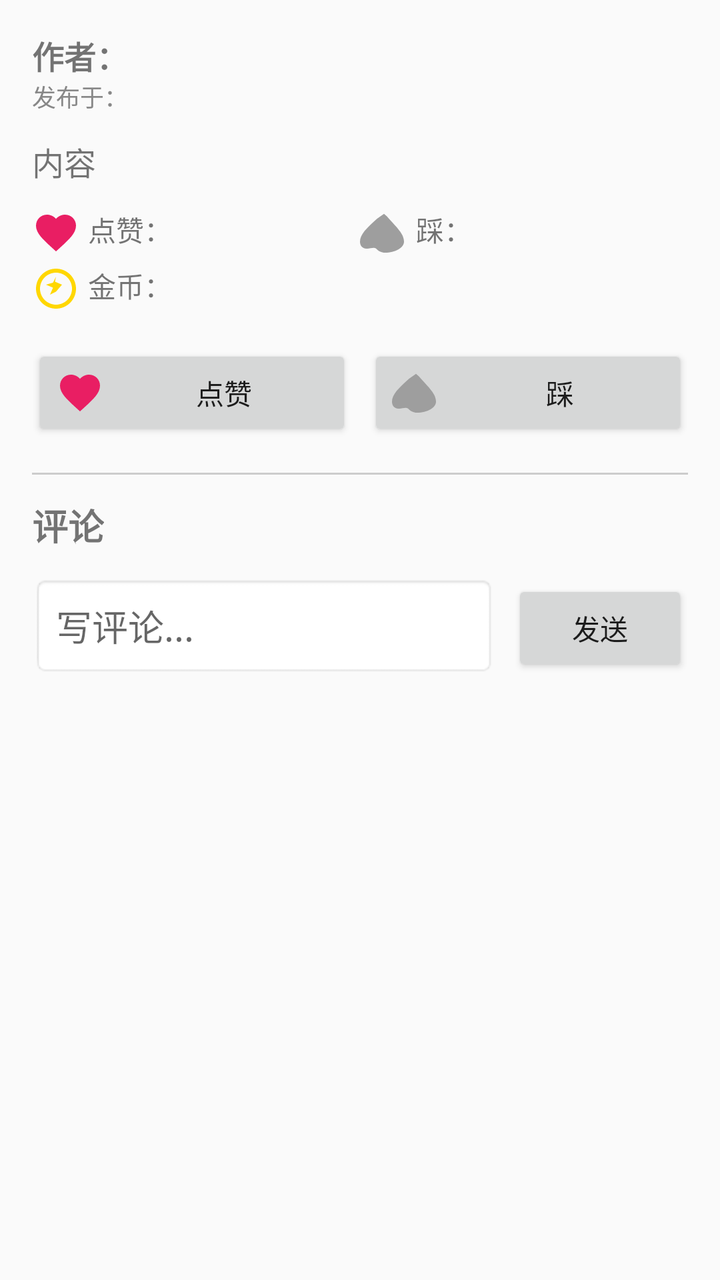
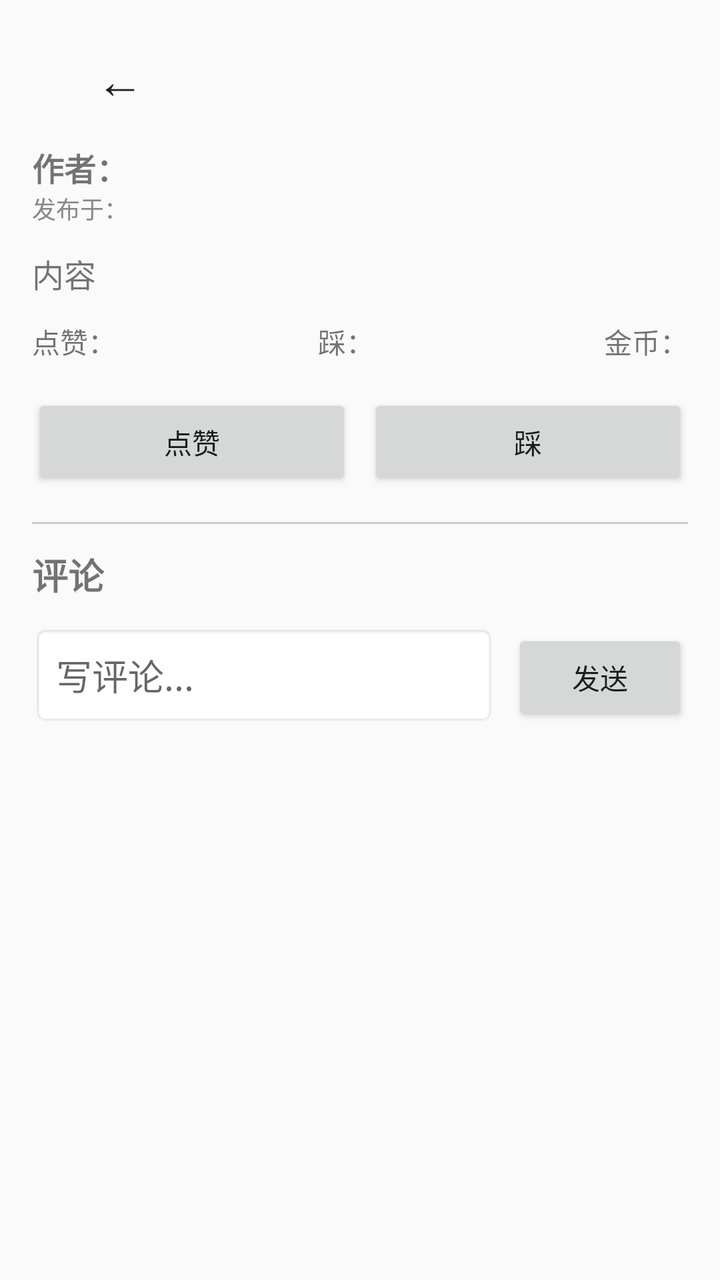

The first picture is an Android layout as it rendered before a commit; the second is the same layout after the commit. The layout source and the unified diff follow.
<!-- AndroidManifest.xml: application theme Theme.DShare -->
<!-- res/layout/activity_post_detail.xml -->
<?xml version="1.0" encoding="utf-8"?>
<ScrollView xmlns:android="http://schemas.android.com/apk/res/android"
    android:layout_width="match_parent"
    android:layout_height="match_parent">
    <LinearLayout
        android:layout_width="match_parent"
        android:layout_height="wrap_content"
        android:orientation="vertical"
        android:padding="16dp">
        <TextView
            android:id="@+id/tv_author"
            android:layout_width="match_parent"
            android:layout_height="wrap_content"
            android:text="@string/author_prefix"
            android:textStyle="bold"
            android:textSize="16sp" />
        <TextView
            android:id="@+id/tv_timestamp"
            android:layout_width="match_parent"
            android:layout_height="wrap_content"
            android:text="@string/posted_prefix"
            android:textSize="12sp"
            android:textColor="#888" />
        <TextView
            android:id="@+id/tv_content_detail"
            android:layout_width="match_parent"
            android:layout_height="wrap_content"
            android:text="@string/content"
            android:textSize="16sp"
            android:layout_marginTop="12dp" />
        <LinearLayout
            android:layout_width="match_parent"
            android:layout_height="wrap_content"
            android:orientation="horizontal"
            android:layout_marginTop="12dp">
            <TextView
                android:id="@+id/tv_likes"
                android:layout_width="0dp"
                android:layout_height="wrap_content"
                android:layout_weight="1"
                android:text="@string/likes_prefix"
                android:textSize="14sp"
                android:drawableStart="@drawable/ic_like"
                android:drawablePadding="4dp" />
            <TextView
                android:id="@+id/tv_dislikes"
                android:layout_width="0dp"
                android:layout_height="wrap_content"
                android:layout_weight="1"
                android:text="@string/dislikes_prefix"
                android:textSize="14sp"
                android:drawableStart="@drawable/ic_dislike"
                android:drawablePadding="4dp" />
        </LinearLayout>
        <TextView
            android:id="@+id/tv_gold_reward"
            android:layout_width="wrap_content"
            android:layout_height="wrap_content"
            android:text="@string/gold_reward_prefix"
            android:layout_marginTop="4dp"
            android:drawableStart="@drawable/ic_gold"
            android:drawablePadding="4dp" />
        <androidx.recyclerview.widget.RecyclerView
            android:id="@+id/rv_media_detail"
            android:layout_width="match_parent"
            android:layout_height="wrap_content"
            android:layout_marginTop="12dp"
            android:visibility="gone" />
        <LinearLayout
            android:layout_width="match_parent"
            android:layout_height="wrap_content"
            android:orientation="horizontal"
            android:layout_marginTop="16dp">
            <Button
                android:id="@+id/btn_like"
                android:layout_width="0dp"
                android:layout_height="wrap_content"
                android:layout_weight="1"
                android:text="@string/btn_like"
                android:drawableStart="@drawable/ic_like"
                android:drawablePadding="8dp"
                android:layout_marginEnd="8dp" />
            <Button
                android:id="@+id/btn_dislike"
                android:layout_width="0dp"
                android:layout_height="wrap_content"
                android:layout_weight="1"
                android:text="@string/dislike"
                android:drawableStart="@drawable/ic_dislike"
                android:drawablePadding="8dp" />
        </LinearLayout>
        <View
            android:layout_width="match_parent"
            android:layout_height="1dp"
            android:background="#CCC"
            android:layout_marginTop="16dp" />
        <TextView
            android:layout_width="wrap_content"
            android:layout_height="wrap_content"
            android:text="@string/comments"
            android:textStyle="bold"
            android:textSize="18sp"
            android:layout_marginTop="12dp" />
        <androidx.recyclerview.widget.RecyclerView
            android:id="@+id/rv_comments"
            android:layout_width="match_parent"
            android:layout_height="wrap_content"
            android:nestedScrollingEnabled="false" />
        <LinearLayout
            android:layout_width="match_parent"
            android:layout_height="wrap_content"
            android:orientation="horizontal"
            android:layout_marginTop="12dp">
            <EditText
                android:id="@+id/et_comment"
                android:layout_width="0dp"
                android:layout_height="wrap_content"
                android:layout_weight="1"
                android:hint="@string/write_comment_hint"
                android:padding="12dp"
                android:background="@android:drawable/editbox_background" />
            <Button
                android:id="@+id/btn_submit_comment"
                android:layout_width="wrap_content"
                android:layout_height="wrap_content"
                android:text="@string/btn_send"
                android:layout_marginStart="8dp" />
        </LinearLayout>
    </LinearLayout>
</ScrollView>
<!-- resources referenced by this layout -->
<resources>
  <!-- drawable ic_dislike (drawable) -->
  <?xml version="1.0" encoding="utf-8"?>
  <vector xmlns:android="http://schemas.android.com/apk/res/android"
      android:width="24dp"
      android:height="24dp"
      android:viewportWidth="24"
      android:viewportHeight="24">
      <path
          android:fillColor="#9E9E9E"
          android:pathData="M12,2.55l1.45,1.32C18.6,9.64 22,12.72 22,16.5c0,3.08 -4.42,5.5 -9.5,5.5 -1.74,0 -3.41,-0.81 -4.5,-2.09C6.91,19.19 5.24,20 3.5,20 0.42,20 0,17.58 0,16.5c0,-3.78 3.4,-6.86 8.55,-11.54L12,2.55z"/>
  </vector>
  <!-- drawable ic_gold (drawable) -->
  <?xml version="1.0" encoding="utf-8"?>
  <vector xmlns:android="http://schemas.android.com/apk/res/android"
      android:width="24dp"
      android:height="24dp"
      android:viewportWidth="24"
      android:viewportHeight="24">
      <path
          android:fillColor="#FFD700"
          android:pathData="M12,2C6.48,2 2,6.48 2,12s4.48,10 10,10 10,-4.48 10,-10S17.52,2 12,2zM12,20c-4.41,0 -8,-3.59 -8,-8s3.59,-8 8,-8 8,3.59 8,8 -3.59,8 -8,8z"/>
      <path
          android:fillColor="#FFD700"
          android:pathData="M12,6l-1.5,3L7,10l3.5,1.5L9,15l3,-1.5L15,10l-3.5,-1.5z"/>
  </vector>
  <!-- drawable ic_like (drawable) -->
  <?xml version="1.0" encoding="utf-8"?>
  <vector xmlns:android="http://schemas.android.com/apk/res/android"
      android:width="24dp"
      android:height="24dp"
      android:viewportWidth="24"
      android:viewportHeight="24">
      <path
          android:fillColor="#E91E63"
          android:pathData="M12,21.35l-1.45,-1.32C5.4,15.36 2,12.28 2,8.5 2,5.42 4.42,3 7.5,3c1.74,0 3.41,0.81 4.5,2.09C13.09,3.81 14.76,3 16.5,3 19.58,3 22,5.42 22,8.5c0,3.78 -3.4,6.86 -8.55,11.54L12,21.35z"/>
  </vector>
  <string name="author_prefix">作者：</string>
  <string name="btn_like">点赞</string>
  <string name="btn_send">发送</string>
  <string name="comments">评论</string>
  <string name="content">内容</string>
  <string name="dislike">踩</string>
  <string name="dislikes_prefix">踩：</string>
  <string name="gold_reward_prefix">金币：</string>
  <string name="likes_prefix">点赞：</string>
  <string name="posted_prefix">发布于：</string>
  <string name="write_comment_hint">写评论...</string>
  <style name="Theme.DShare" parent="Theme.AppCompat.Light.NoActionBar">
          <item name="colorPrimary">@color/primary</item>
          <item name="colorPrimaryDark">@color/primary_dark</item>
          <item name="colorAccent">@color/accent</item>
      </style>
  <color name="primary">#1565C0</color>
  <color name="primary_dark">#0D47A1</color>
  <color name="accent">#FFD700</color>
</resources>

<!-- the commit's change to res/layout/activity_post_detail.xml (unified diff, before → after) -->
@@ -7,6 +7,57 @@
         android:layout_height="wrap_content"
         android:orientation="vertical"
         android:padding="16dp">
+        <LinearLayout
+            android:layout_width="match_parent"
+            android:layout_height="wrap_content"
+            android:orientation="horizontal"
+            android:gravity="center_vertical"
+            android:layout_marginBottom="8dp">
+            <Button
+                android:id="@+id/btn_back"
+                android:layout_width="wrap_content"
+                android:layout_height="wrap_content"
+                android:text="←"
+                android:paddingStart="16dp"
+                android:paddingEnd="16dp"
+                android:textSize="24sp"
+                android:background="?android:attr/selectableItemBackgroundBorderless"
+                style="?android:attr/borderlessButtonStyle" />
+            <TextView
+                android:layout_width="0dp"
+                android:layout_height="wrap_content"
+                android:layout_weight="1" />
+            <ImageButton
+                android:id="@+id/btn_copy_qq"
+                android:layout_width="36dp"
+                android:layout_height="36dp"
+                android:src="@drawable/ic_qq"
+                android:contentDescription="复制QQ"
+                android:padding="4dp"
+                android:background="?android:attr/selectableItemBackgroundBorderless"
+                android:scaleType="fitCenter"
+                android:visibility="gone" />
+            <ImageButton
+                android:id="@+id/btn_copy_wechat"
+                android:layout_width="36dp"
+                android:layout_height="36dp"
+                android:src="@drawable/ic_wechat"
+                android:contentDescription="复制微信"
+                android:padding="4dp"
+                android:background="?android:attr/selectableItemBackgroundBorderless"
+                android:scaleType="fitCenter"
+                android:visibility="gone" />
+            <ImageButton
+                android:id="@+id/btn_copy_phone"
+                android:layout_width="36dp"
+                android:layout_height="36dp"
+                android:src="@drawable/ic_phone"
+                android:contentDescription="复制电话"
+                android:padding="4dp"
+                android:background="?android:attr/selectableItemBackgroundBorderless"
+                android:scaleType="fitCenter"
+                android:visibility="gone" />
+        </LinearLayout>
         <TextView
             android:id="@+id/tv_author"
             android:layout_width="match_parent"
@@ -39,27 +90,21 @@
                 android:layout_height="wrap_content"
                 android:layout_weight="1"
                 android:text="@string/likes_prefix"
-                android:textSize="14sp"
-                android:drawableStart="@drawable/ic_like"
-                android:drawablePadding="4dp" />
+                android:textSize="14sp" />
             <TextView
                 android:id="@+id/tv_dislikes"
                 android:layout_width="0dp"
                 android:layout_height="wrap_content"
                 android:layout_weight="1"
                 android:text="@string/dislikes_prefix"
-                android:textSize="14sp"
-                android:drawableStart="@drawable/ic_dislike"
-                android:drawablePadding="4dp" />
+                android:textSize="14sp" />
+            <TextView
+                android:id="@+id/tv_gold_reward"
+                android:layout_width="wrap_content"
+                android:layout_height="wrap_content"
+                android:text="@string/gold_reward_prefix"
+                android:textSize="14sp" />
         </LinearLayout>
-        <TextView
-            android:id="@+id/tv_gold_reward"
-            android:layout_width="wrap_content"
-            android:layout_height="wrap_content"
-            android:text="@string/gold_reward_prefix"
-            android:layout_marginTop="4dp"
-            android:drawableStart="@drawable/ic_gold"
-            android:drawablePadding="4dp" />
         <androidx.recyclerview.widget.RecyclerView
             android:id="@+id/rv_media_detail"
             android:layout_width="match_parent"
@@ -77,17 +122,13 @@
                 android:layout_height="wrap_content"
                 android:layout_weight="1"
                 android:text="@string/btn_like"
-                android:drawableStart="@drawable/ic_like"
-                android:drawablePadding="8dp"
                 android:layout_marginEnd="8dp" />
             <Button
                 android:id="@+id/btn_dislike"
                 android:layout_width="0dp"
                 android:layout_height="wrap_content"
                 android:layout_weight="1"
-                android:text="@string/dislike"
-                android:drawableStart="@drawable/ic_dislike"
-                android:drawablePadding="8dp" />
+                android:text="@string/dislike" />
         </LinearLayout>
         <View
             android:layout_width="match_parent"
<!-- resource entries referenced after the edit -->
@@ -1,6 +1,6 @@
 <!-- resources referenced by this layout -->
 <resources>
-  <!-- drawable ic_dislike (drawable) -->
+  <!-- drawable ic_phone (drawable) -->
   <?xml version="1.0" encoding="utf-8"?>
   <vector xmlns:android="http://schemas.android.com/apk/res/android"
       android:width="24dp"
@@ -8,10 +8,10 @@
       android:viewportWidth="24"
       android:viewportHeight="24">
       <path
-          android:fillColor="#9E9E9E"
-          android:pathData="M12,2.55l1.45,1.32C18.6,9.64 22,12.72 22,16.5c0,3.08 -4.42,5.5 -9.5,5.5 -1.74,0 -3.41,-0.81 -4.5,-2.09C6.91,19.19 5.24,20 3.5,20 0.42,20 0,17.58 0,16.5c0,-3.78 3.4,-6.86 8.55,-11.54L12,2.55z"/>
+          android:fillColor="#666666"
+          android:pathData="M6.62,10.79c1.44,2.83 3.76,5.14 6.59,6.59l2.2,-2.2c0.27,-0.27 0.67,-0.36 1.02,-0.24 1.12,0.37 2.33,0.57 3.57,0.57 0.55,0 1,0.45 1,1V20c0,0.55 -0.45,1 -1,1 -9.39,0 -17,-7.61 -17,-17 0,-0.55 0.45,-1 1,-1h3.5c0.55,0 1,0.45 1,1 0,1.25 0.2,2.45 0.57,3.57 0.11,0.35 0.03,0.74 -0.25,1.02l-2.2,2.2z"/>
   </vector>
-  <!-- drawable ic_gold (drawable) -->
+  <!-- drawable ic_qq (drawable) -->
   <?xml version="1.0" encoding="utf-8"?>
   <vector xmlns:android="http://schemas.android.com/apk/res/android"
       android:width="24dp"
@@ -19,13 +19,10 @@
       android:viewportWidth="24"
       android:viewportHeight="24">
       <path
-          android:fillColor="#FFD700"
-          android:pathData="M12,2C6.48,2 2,6.48 2,12s4.48,10 10,10 10,-4.48 10,-10S17.52,2 12,2zM12,20c-4.41,0 -8,-3.59 -8,-8s3.59,-8 8,-8 8,3.59 8,8 -3.59,8 -8,8z"/>
-      <path
-          android:fillColor="#FFD700"
-          android:pathData="M12,6l-1.5,3L7,10l3.5,1.5L9,15l3,-1.5L15,10l-3.5,-1.5z"/>
+          android:fillColor="#12B7F5"
+          android:pathData="M12,2C6.48,2 2,6.48 2,12s4.48,10 10,10 10,-4.48 10,-10S17.52,2 12,2zM12,20c-4.41,0 -8,-3.59 -8,-8s3.59,-8 8,-8 8,3.59 8,8 -3.59,8 -8,8zM15.65,7.76c-0.56,0 -1.03,0.18 -1.45,0.52 -0.26,0.21 -0.45,0.46 -0.57,0.76 -0.1,0.23 -0.14,0.49 -0.14,0.79 0,0.39 0.08,0.74 0.22,1.04 0.18,0.4 0.45,0.73 0.81,0.96 0.36,0.23 0.77,0.34 1.22,0.34 0.53,0 0.97,-0.16 1.3,-0.46 0.21,-0.18 0.38,-0.41 0.49,-0.66 0.1,-0.22 0.16,-0.46 0.16,-0.72 0,-0.42 -0.15,-0.78 -0.44,-1.06 -0.29,-0.29 -0.68,-0.43 -1.14,-0.43 -0.06,0 -0.1,0.02 -0.15,0.02 -0.11,0.01 -0.2,0.02 -0.3,0.02zM10.25,13.41c-0.24,0 -0.46,0.08 -0.65,0.23 -0.19,0.16 -0.34,0.36 -0.43,0.59 -0.07,0.17 -0.11,0.37 -0.11,0.61 0,0.47 0.15,0.87 0.45,1.19 0.3,0.32 0.71,0.48 1.24,0.48 0.52,0 0.93,-0.16 1.24,-0.48 0.3,-0.32 0.45,-0.72 0.45,-1.19 0,-0.24 -0.04,-0.44 -0.11,-0.61 -0.09,-0.23 -0.24,-0.43 -0.43,-0.59 -0.19,-0.15 -0.41,-0.23 -0.65,-0.23 -0.27,0 -0.5,0.09 -0.7,0.26 -0.2,0.17 -0.34,0.4 -0.42,0.67 -0.07,0.23 -0.11,0.46 -0.11,0.7 0,0.51 0.16,0.94 0.48,1.27 0.32,0.33 0.76,0.5 1.31,0.5 0.53,0 0.96,-0.16 1.28,-0.49 0.32,-0.32 0.49,-0.75 0.49,-1.28 0,-0.42 -0.12,-0.76 -0.37,-1.01 -0.26,-0.26 -0.6,-0.39 -1.03,-0.39 -0.47,0 -0.83,0.17 -1.08,0.5 -0.26,0.33 -0.39,0.73 -0.39,1.2 0,0.47 0.13,0.86 0.4,1.16 0.27,0.3 0.64,0.45 1.1,0.45 0.46,0 0.82,-0.15 1.07,-0.45 0.26,-0.3 0.39,-0.69 0.39,-1.16 0,-0.51 -0.16,-0.91 -0.48,-1.22 -0.33,-0.31 -0.76,-0.47 -1.29,-0.47z"/>
   </vector>
-  <!-- drawable ic_like (drawable) -->
+  <!-- drawable ic_wechat (drawable) -->
   <?xml version="1.0" encoding="utf-8"?>
   <vector xmlns:android="http://schemas.android.com/apk/res/android"
       android:width="24dp"
@@ -33,8 +30,8 @@
       android:viewportWidth="24"
       android:viewportHeight="24">
       <path
-          android:fillColor="#E91E63"
-          android:pathData="M12,21.35l-1.45,-1.32C5.4,15.36 2,12.28 2,8.5 2,5.42 4.42,3 7.5,3c1.74,0 3.41,0.81 4.5,2.09C13.09,3.81 14.76,3 16.5,3 19.58,3 22,5.42 22,8.5c0,3.78 -3.4,6.86 -8.55,11.54L12,21.35z"/>
+          android:fillColor="#07C160"
+          android:pathData="M12,2C6.48,2 2,6.48 2,12s4.48,10 10,10 10,-4.48 10,-10S17.52,2 12,2zM12,20c-4.41,0 -8,-3.59 -8,-8s3.59,-8 8,-8 8,3.59 8,8 -3.59,8 -8,8zM8.5,10c-0.83,0 -1.5,-0.67 -1.5,-1.5s0.67,-1.5 1.5,-1.5 1.5,0.67 1.5,1.5 -0.67,1.5 -1.5,1.5zM15.5,10c-0.83,0 -1.5,-0.67 -1.5,-1.5s0.67,-1.5 1.5,-1.5 1.5,0.67 1.5,1.5 -0.67,1.5 -1.5,1.5zM12,16c-2.33,0 -4.32,-1.45 -5.12,-3.5h10.24c-0.8,2.05 -2.79,3.5 -5.12,3.5z"/>
   </vector>
   <string name="author_prefix">作者：</string>
   <string name="btn_like">点赞</string>
